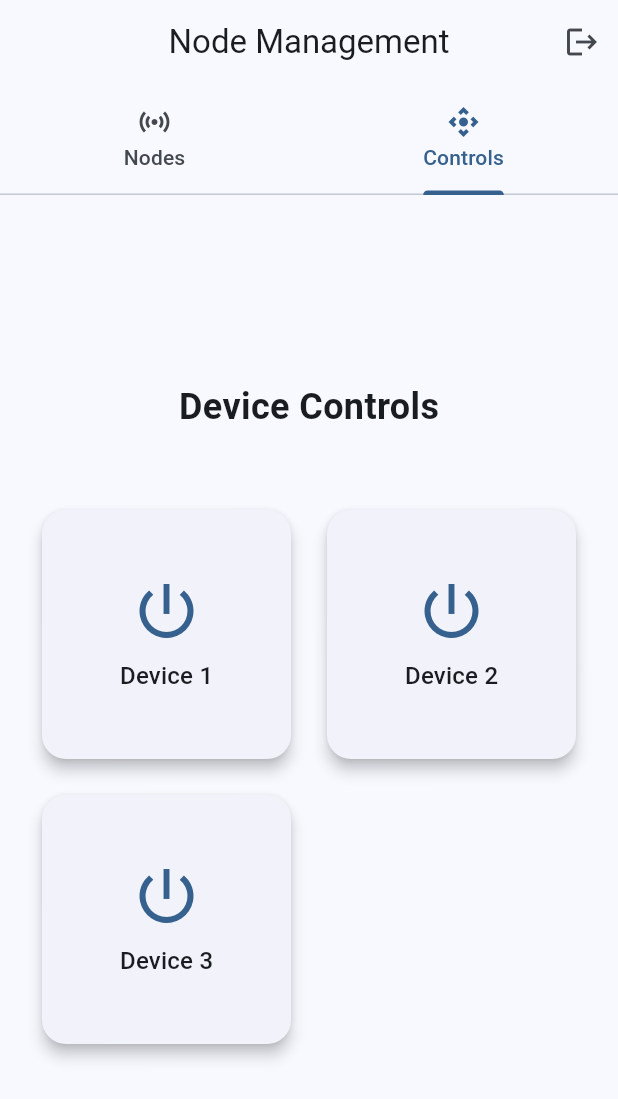
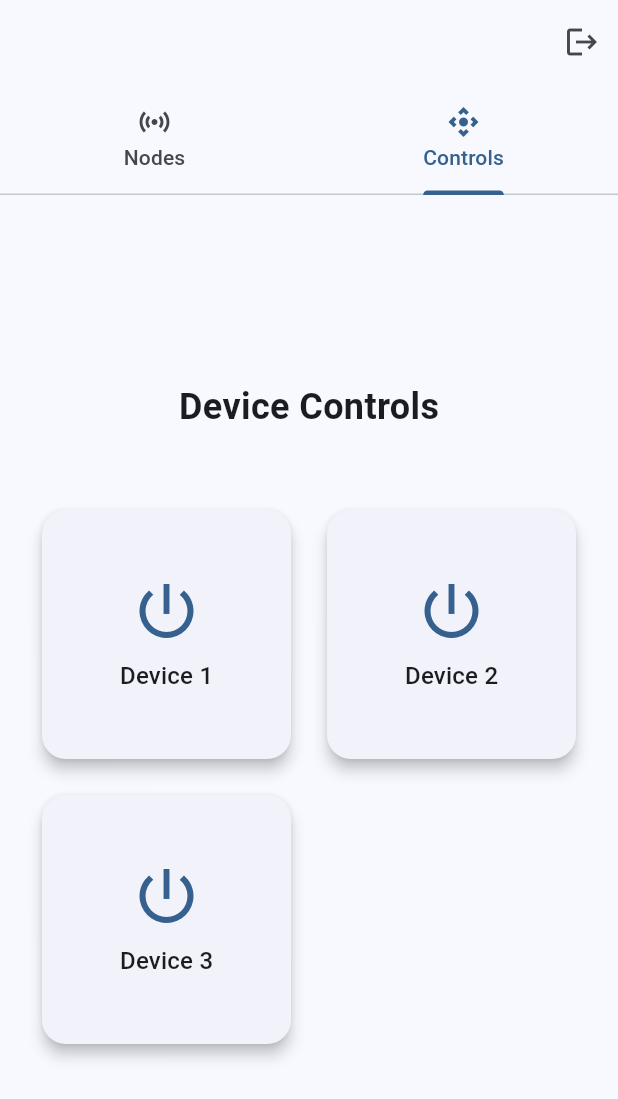
Before and after one commit to dh266/xxxx, a Flutter app: the HomeScreen screen opened directly, tab 2 chosen, on a phone screen of 412 x 824 dp. Shown: the top 1099 px of the screen. Run offline on Flutter 3.47's test engine with Material 3 defaults, Android fonts, the light colour scheme and no system bars; missing offline and left inert: mqtt_client; network calls fail.

Commit message:
minor fix

```diff
--- a/lib/screens/home_screen.dart
+++ b/lib/screens/home_screen.dart
@@ -19,15 +19,15 @@ class HomeScreen extends StatelessWidget {
       length: 2,
       child: Scaffold(
         appBar: AppBar(
-          title: const Text('Node Management'),
           actions: [
             IconButton(
               icon: const Icon(Icons.logout),
               onPressed: () => _logout(context),
             ),
           ],
-          bottom: const TabBar(
-            tabs: [
+          bottom: TabBar(
+            labelColor: Theme.of(context).colorScheme.primary,
+            tabs: const [
               Tab(
                 icon: Icon(Icons.sensors),
                 text: 'Nodes',
```
